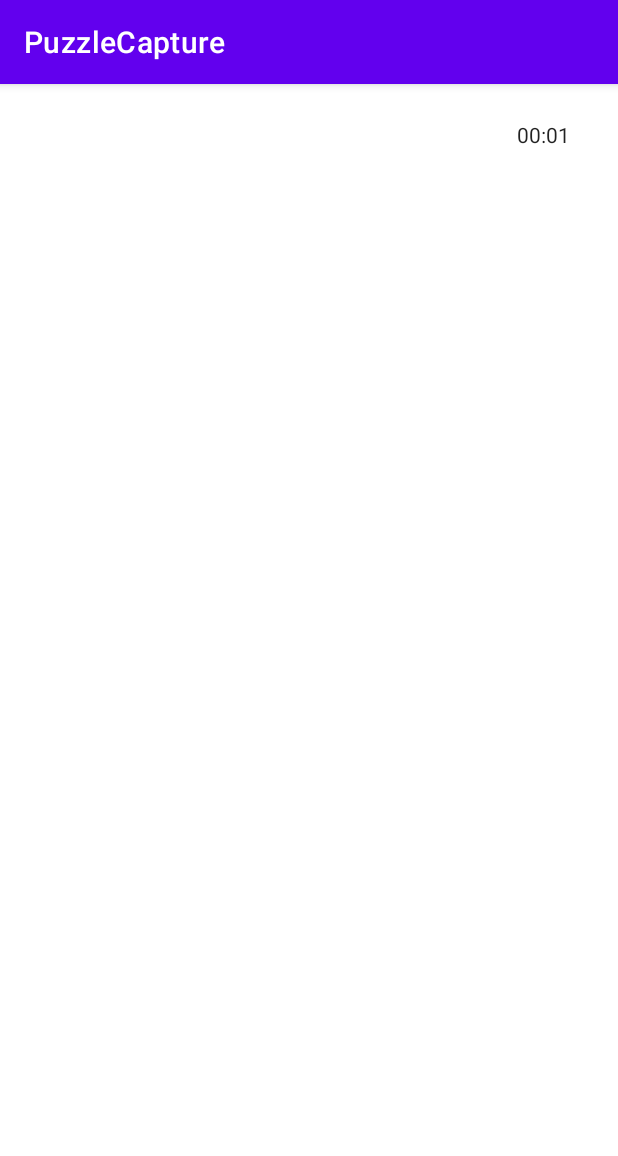
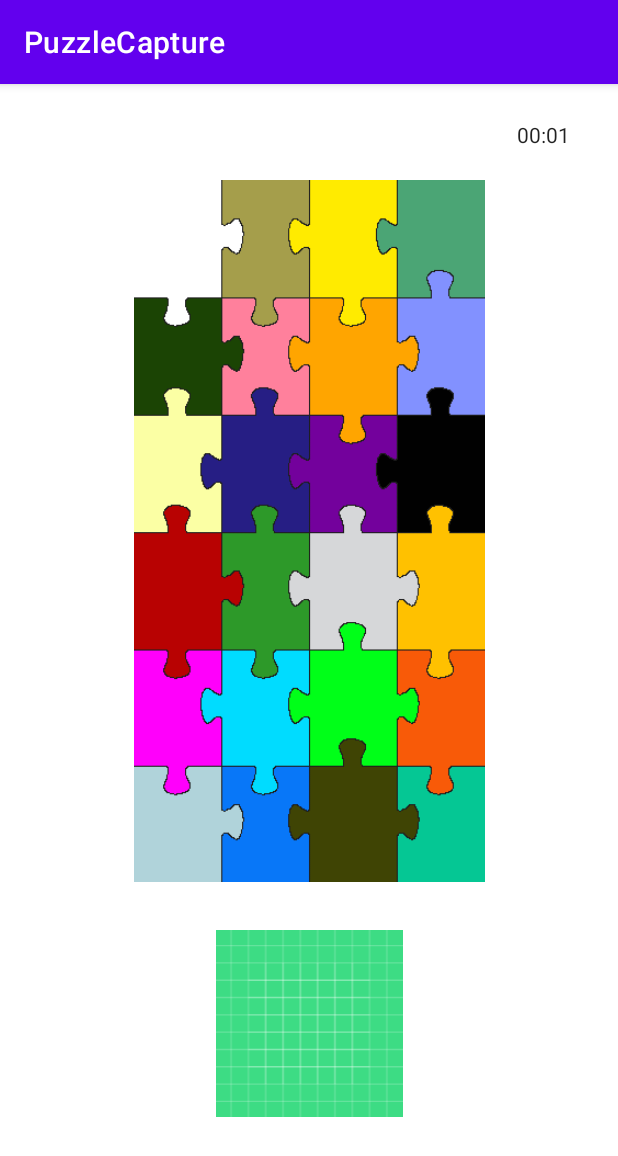
Before and after one commit to matto0O/PuzzleCapture, an Android app: the PuzzleActivity screen opened directly, with no data from a screen before it, on a phone screen of 412 x 824 dp. Shown: the top 1156 px of the screen. Run offline under Robolectric (Android 15) with nearby library versions, the phone set to English and light mode, and no system bars; 9 statements that could not run were skipped.

Commit message:
Changed Tile to be a View and adapted parts of code to the change. Puzzles no longer movable when in good position.

```diff
--- a/app/src/main/java/com/amnpa/puzzlecapture/PuzzleActivity.kt
+++ b/app/src/main/java/com/amnpa/puzzlecapture/PuzzleActivity.kt
@@ -9,6 +9,7 @@ import android.widget.Chronometer
 import android.widget.ImageView
 import androidx.appcompat.app.AppCompatActivity
 import kotlinx.android.synthetic.main.activity_puzzle.*
+import kotlin.random.Random
 
 
 class PuzzleActivity : AppCompatActivity() {
@@ -22,33 +23,40 @@ class PuzzleActivity : AppCompatActivity() {
         chronometer.base=SystemClock.elapsedRealtime()
         chronometer.start()
 
+        val puzzleBackground = findViewById<ImageView>(R.id.puzzleBackground)
+        val puzzleStartingDock = findViewById<ImageView>(R.id.puzzleStart)
+
         val displayMetrics = DisplayMetrics()
         windowManager.defaultDisplay.getMetrics(displayMetrics)
         val height = displayMetrics.heightPixels
         val width = displayMetrics.widthPixels
 
         val layoutParams = parentCoordinatorLayout.layoutParams
-        Log.v("dbg- h", layoutParams.height.toString())
-        Log.v("dbg- w", layoutParams.width.toString())
         layoutParams.height = ((height-64) * 0.8).toInt()
         layoutParams.width = (width * 0.8).toInt()
         parentCoordinatorLayout.layoutParams = layoutParams
-        Log.v("dbg- h", layoutParams.height.toString())
-        Log.v("dbg- w", layoutParams.width.toString())
+
+        puzzleBackground.layoutParams.height = (layoutParams.height * 0.75).toInt()
+        puzzleStartingDock.layoutParams.height = (layoutParams.height * 0.20).toInt()
+        val puzzleDockPos = IntArray(2)
+        puzzleStartingDock.getLocationInWindow(puzzleDockPos)
 
         val imgBitmap = this.intent.extras!!.getParcelable<Bitmap>("bitmap")
-        val pt = PuzzleTransformer(this, imgBitmap!!)
+        val pt = PuzzleTransformer(
+            this,
+            imgBitmap!!,
+            puzzleBackground.layoutParams.height.toDouble()
+        )
         val tiles = pt.tiles
         tiles.sort()
 
-        for (i in 0 until tiles.size){
-            val imageView = ImageView(this)
-            val usedBitmap = tiles[i].bitmap
-            imageView.setImageBitmap(usedBitmap)
-            imageView.isClickable = true
-            imageView.isFocusable = true
-            parentCoordinatorLayout.addView(imageView)
-            parentCoordinatorLayout.addDraggableChild(imageView)
+        for (tile in tiles){
+//            Log.v("dbg- order", "$i - y:${tiles[i].img_y} x:${tiles[i].img_x}"
+//            Log.v("dbg- order", "$i - y:${puzzleDockPos[1]} x:${puzzleDockPos[0]}")
+            tile.top = (puzzleDockPos[1] * 1.2).toInt()
+            tile.left = Random.nextInt(layoutParams.width) + puzzleDockPos[0]
+            parentCoordinatorLayout.addView(tile)
+            parentCoordinatorLayout.addDraggableChild(tile)
         }
 
 
--- a/app/src/main/res/layout/activity_puzzle.xml
+++ b/app/src/main/res/layout/activity_puzzle.xml
@@ -14,6 +14,21 @@
         app:layout_constraintStart_toStartOf="parent"
         app:layout_constraintTop_toTopOf="parent">
 
+        <ImageView
+            android:id="@+id/puzzleBackground"
+            android:layout_width="match_parent"
+            android:layout_height="500dp"
+            android:src="@drawable/puzzle4x6_portrait_clr"
+            android:clickable="false"
+            android:focusable="false"/>
+
+        <ImageView
+            android:id="@+id/puzzleStart"
+            android:layout_width="match_parent"
+            android:layout_height="100dp"
+            android:src="@drawable/ic_launcher_background"
+            android:layout_gravity="bottom"/>
+
     </com.amnpa.puzzlecapture.DraggableCoordinatorLayout>
 
     <Chronometer
```
Also changed, not shown: app/src/main/java/com/amnpa/puzzlecapture/DraggableCoordinatorLayout.kt (+8 -0 lines), app/src/main/java/com/amnpa/puzzlecapture/PuzzleTransformer.kt (+14 -4 lines), app/src/main/java/com/amnpa/puzzlecapture/Tile.kt (+49 -4 lines).
